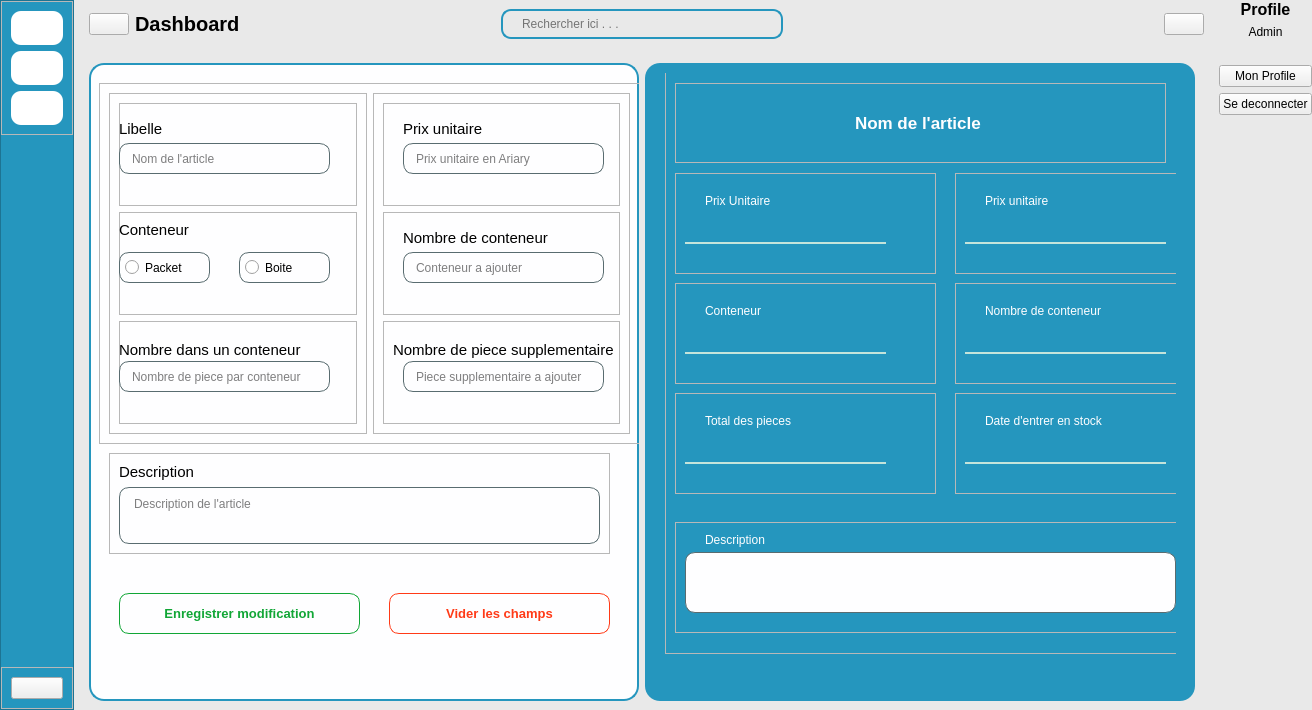
This is views/auth/main_login.ui in ninohantonio/Store-Management as Qt 5 draws it before an edit. The edited form follows.
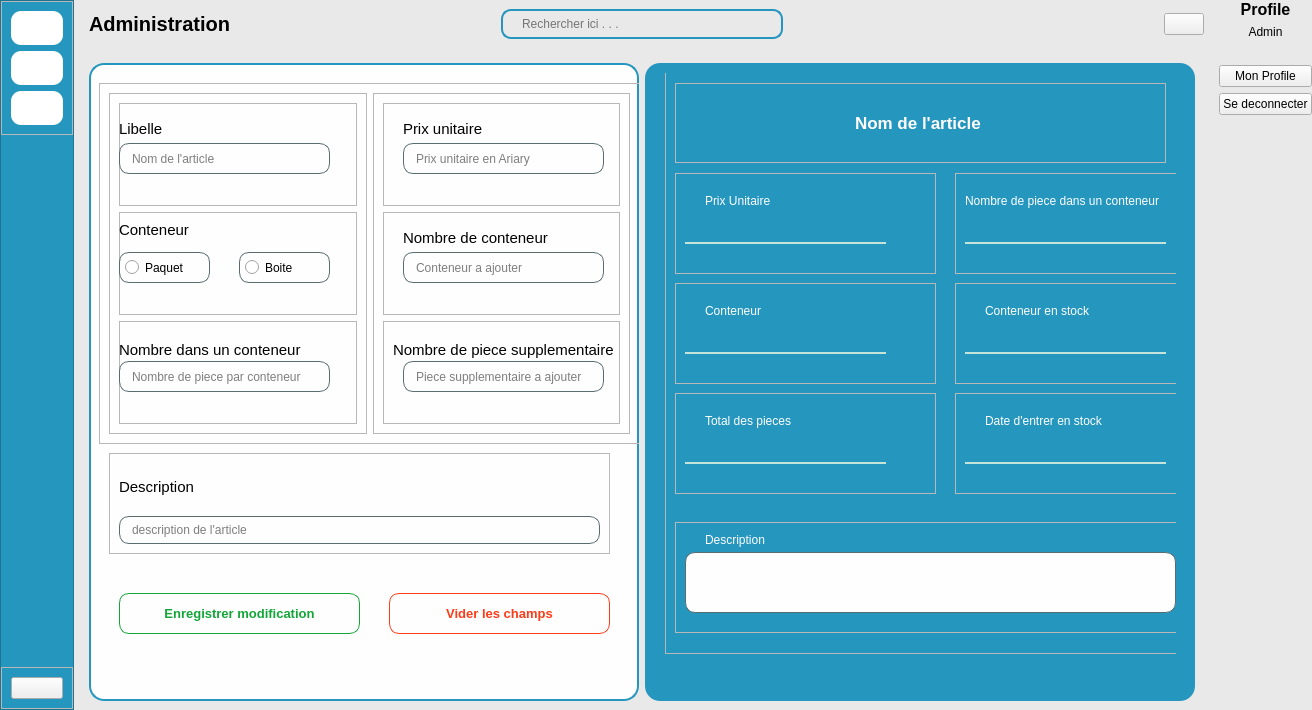
This is the edited form. Icons and pictures are not drawn. Custom widgets are drawn as their Qt base class.

Diff of the .ui file:
```diff
--- a/views/auth/main_login.ui
+++ b/views/auth/main_login.ui
@@ -61,6 +61,9 @@
 	border-radius: none;
 	background-color: transparent;
 	border-bottom: 2px solid #c4e4db;
+	color: rgb(255, 171, 25);
+	font-size: 15px;
+	font-family: Arial;
 }
 
 #affichage1 QLabel{
@@ -319,26 +322,6 @@
              <item alignment="Qt::AlignmentFlag::AlignLeft">
               <widget class="QWidget" name="widget_12" native="true">
                <layout class="QHBoxLayout" name="horizontalLayout_16">
-                <item>
-                 <widget class="QPushButton" name="menuBtn_2">
-                  <property name="cursor">
-                   <cursorShape>PointingHandCursor</cursorShape>
-                  </property>
-                  <property name="text">
-                   <string/>
-                  </property>
-                  <property name="icon">
-                   <iconset resource="../resources.qrc">
-                    <normaloff>:/icons/icons/burger-menu.png</normaloff>:/icons/icons/burger-menu.png</iconset>
-                  </property>
-                  <property name="iconSize">
-                   <size>
-                    <width>24</width>
-                    <height>24</height>
-                   </size>
-                  </property>
-                 </widget>
-                </item>
                 <item>
                  <widget class="QLabel" name="appHeader_2">
                   <property name="font">
@@ -348,7 +331,7 @@
                    </font>
                   </property>
                   <property name="text">
-                   <string>Dashboard</string>
+                   <string>Administration</string>
                   </property>
                  </widget>
                 </item>
@@ -630,7 +613,7 @@
                                </rect>
                               </property>
                               <property name="text">
-                               <string>Packet</string>
+                               <string>Paquet</string>
                               </property>
                              </widget>
                              <widget class="QRadioButton" name="radioButton_2">
@@ -861,9 +844,12 @@
                          </widget>
                         </item>
                         <item>
-                         <widget class="QTextEdit" name="descriptionEdit">
+                         <widget class="QLineEdit" name="description_form">
+                          <property name="text">
+                           <string/>
+                          </property>
                           <property name="placeholderText">
-                           <string>Description de l'article</string>
+                           <string>description de l'article</string>
                           </property>
                          </widget>
                         </item>
@@ -994,14 +980,14 @@
                          <widget class="QLabel" name="label_11">
                           <property name="geometry">
                            <rect>
-                            <x>30</x>
+                            <x>10</x>
                             <y>20</y>
-                            <width>121</width>
+                            <width>201</width>
                             <height>16</height>
                            </rect>
                           </property>
                           <property name="text">
-                           <string>Prix unitaire</string>
+                           <string>Nombre de piece dans un conteneur</string>
                           </property>
                          </widget>
                          <widget class="QLineEdit" name="lineEdit_9">
@@ -1118,7 +1104,7 @@
                            </rect>
                           </property>
                           <property name="text">
-                           <string>Nombre de conteneur</string>
+                           <string>Conteneur en stock</string>
                           </property>
                          </widget>
                          <widget class="QLineEdit" name="lineEdit_12">
```
Left out of the diff: 98 changed lines with no effect on the pictures.
